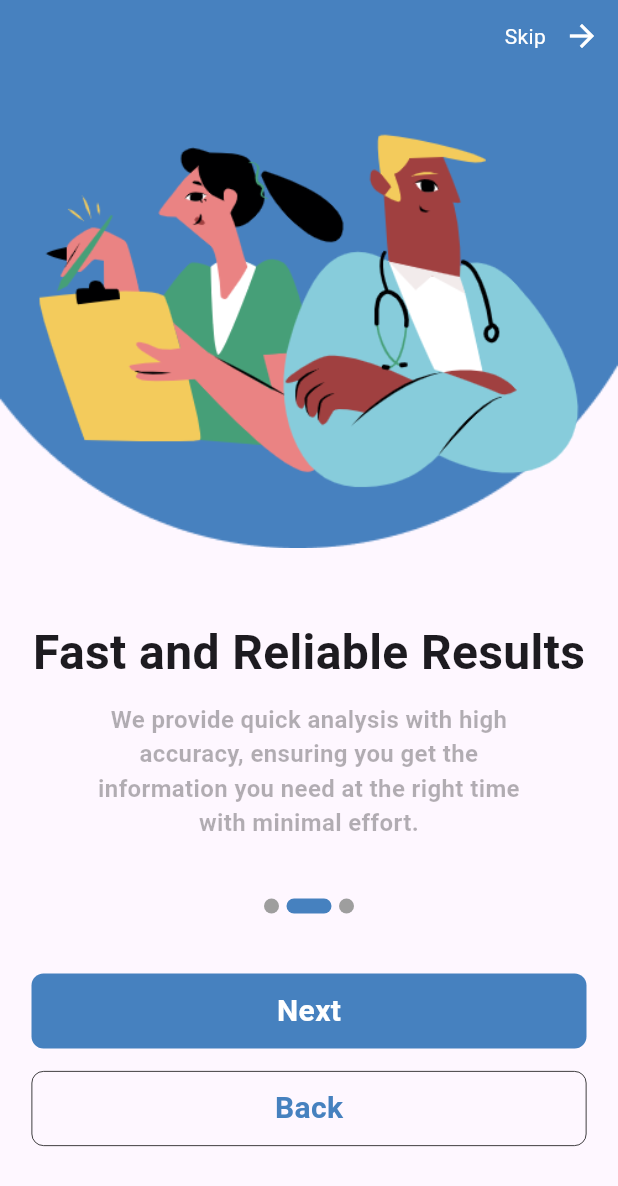
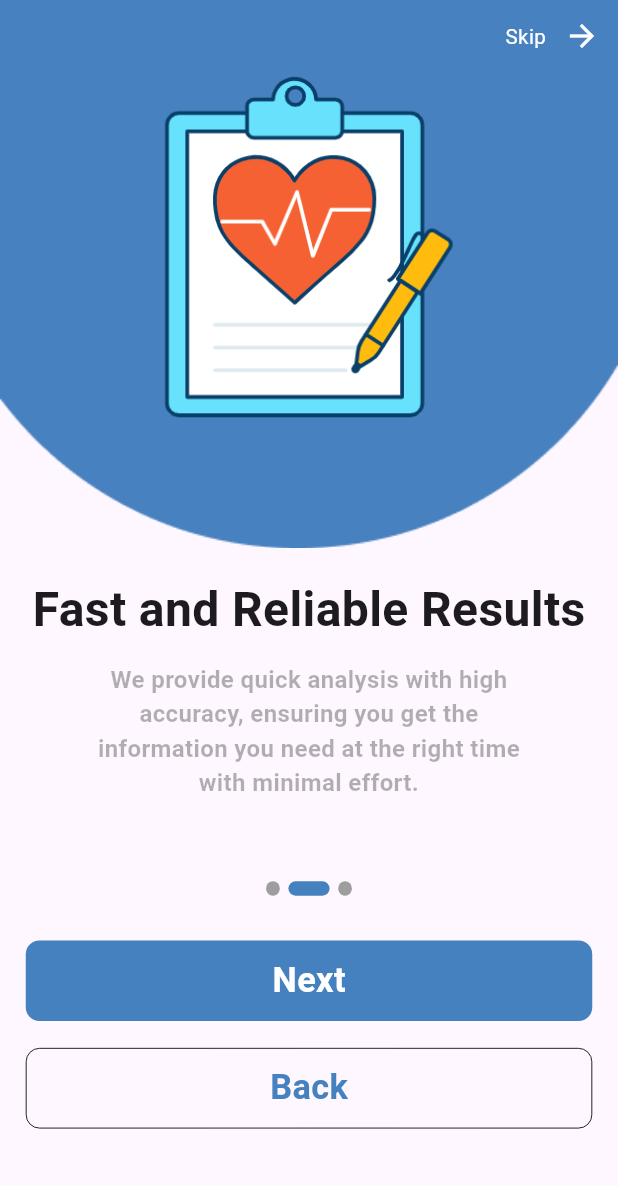
Before and after one commit to abdulrahmanibrahimdawood/Hepato_Diagnosis, a Flutter app: the screen it shows after launch, after a tap on "Next", on a phone screen of 412 x 824 dp. Shown: the top 1186 px of the screen. Run offline on Flutter 3.47's test engine with Material 3 defaults, Android fonts, the phone set to English and light mode, and no system bars; our stand-ins replace animated_splash_screen, flutter_screenutil, font_awesome_flutter.

Commit message:
responsive p1

```diff
--- a/lib/main.dart
+++ b/lib/main.dart
@@ -27,7 +27,7 @@ class HepatoDiagnosis extends StatelessWidget {
         return MaterialApp(
           routes: {
             kOnBoardScreenState: (context) => const OnBoardScreenState(),
-            kOpenAppPage: (context) => const OpenAppPage(),
+            // kOpenAppPage: (context) => const OpenAppPage(),
             kFirstPage: (context) => const FirstPage(),
             kScoundPage: (context) => const ScoundPage(),
             kThirdPage: (context) => const ThirdPage(),
@@ -41,7 +41,7 @@ class HepatoDiagnosis extends StatelessWidget {
             duration: 2000,
             splash: Center(
               child: Transform.scale(
-                scale: 2.5,
+                scale: 2.5.w,
                 child: Image.asset(
                   'assets/splash.png',
                 ),
--- a/lib/pages/first_board_page.dart
+++ b/lib/pages/first_board_page.dart
@@ -1,4 +1,5 @@
 import 'package:flutter/material.dart';
+import 'package:flutter_screenutil/flutter_screenutil.dart';
 import 'package:hepato_diagnosis/constant.dart';
 
 class FirstPage extends StatelessWidget {
@@ -18,35 +19,40 @@ class FirstPage extends StatelessWidget {
               ),
               Image.asset(
                 'assets/one.png',
+                width: MediaQuery.of(context).size.width,
+                height: MediaQuery.of(context).size.height / 2.3,
               ),
             ],
           ),
-          const Row(
+          SizedBox(
+            height: 15.h,
+          ),
+          Row(
             mainAxisAlignment: MainAxisAlignment.center,
             children: [
               Text(
                 'Welcome to the ',
-                style: TextStyle(fontSize: 32, fontWeight: FontWeight.bold),
+                style: TextStyle(fontSize: 28.sp, fontWeight: FontWeight.bold),
               ),
               Text(
                 'HDx App',
                 style: TextStyle(
-                    fontSize: 32,
+                    fontSize: 32.sp,
                     fontWeight: FontWeight.bold,
                     color: kPrimaryColor),
               ),
             ],
           ),
-          const SizedBox(
-            height: 10,
+          SizedBox(
+            height: 10.h,
           ),
           Padding(
-            padding: const EdgeInsets.symmetric(horizontal: 30),
+            padding: EdgeInsets.symmetric(horizontal: 30.w),
             child: Text(
               textAlign: TextAlign.center,
               "We help you monitor liver health with accurate and easy-to-use diagnostic tools,\n empowering you to understand your health condition and take appropriate steps.",
               style: TextStyle(
-                fontSize: 16,
+                fontSize: 14.sp,
                 fontWeight: FontWeight.bold,
                 color: Colors.black.withOpacity(.3),
               ),
--- a/lib/pages/on_board_screen.dart
+++ b/lib/pages/on_board_screen.dart
@@ -1,4 +1,5 @@
 import 'package:flutter/material.dart';
+import 'package:flutter_screenutil/flutter_screenutil.dart';
 import 'package:hepato_diagnosis/constant.dart';
 import 'package:hepato_diagnosis/pages/first_board_page.dart';
 import 'package:hepato_diagnosis/pages/scound_board_page.dart';
@@ -44,22 +45,22 @@ class _OnBoardScreenStateState extends State<OnBoardScreenState> {
                     CustomIndecator(
                       active: index == 0,
                     ),
-                    const SizedBox(
-                      width: 5,
+                    SizedBox(
+                      width: 5.w,
                     ),
                     CustomIndecator(
                       active: index == 1,
                     ),
-                    const SizedBox(
-                      width: 5,
+                    SizedBox(
+                      width: 5.w,
                     ),
                     CustomIndecator(
                       active: index == 2,
                     ),
                   ],
                 ),
-                const SizedBox(
-                  height: 40,
+                SizedBox(
+                  height: 25.h,
                 ),
                 InkWell(
                   onTap: () {
@@ -70,24 +71,24 @@ class _OnBoardScreenStateState extends State<OnBoardScreenState> {
                             curve: Curves.linear);
                   },
                   child: Container(
-                    height: 50,
-                    width: 370,
+                    height: 45.h,
+                    width: 330.w,
                     decoration: BoxDecoration(
                         color: kPrimaryColor,
-                        borderRadius: BorderRadius.circular(8)),
+                        borderRadius: BorderRadius.circular(8.r)),
                     child: Center(
                       child: Text(
                         index == 2 ? 'Start' : 'Next',
-                        style: const TextStyle(
-                            fontSize: 20,
+                        style: TextStyle(
+                            fontSize: 20.sp,
                             color: Colors.white,
                             fontWeight: FontWeight.bold),
                       ),
                     ),
                   ),
                 ),
-                const SizedBox(
-                  height: 15,
+                SizedBox(
+                  height: 15.h,
                 ),
                 InkWell(
                   onTap: () {
@@ -97,29 +98,30 @@ class _OnBoardScreenStateState extends State<OnBoardScreenState> {
                   },
                   child: index == 0
                       ? Container(
-                          height: 50,
-                          width: 370,
+                          height: 45.h,
+                          width: 330.w,
                         )
                       : Container(
-                          height: 50,
-                          width: 370,
+                          height: 45.h,
+                          width: 330.w,
                           decoration: BoxDecoration(
-                            border: Border.all(color: Colors.black, width: .5),
-                            borderRadius: BorderRadius.circular(8),
+                            border:
+                                Border.all(color: Colors.black, width: .5.w),
+                            borderRadius: BorderRadius.circular(8.r),
                           ),
-                          child: const Center(
+                          child: Center(
                             child: Text(
                               'Back',
                               style: TextStyle(
-                                  fontSize: 20,
+                                  fontSize: 20.sp,
                                   fontWeight: FontWeight.bold,
                                   color: kPrimaryColor),
                             ),
                           ),
                         ),
                 ),
-                const SizedBox(
-                  height: 60,
+                SizedBox(
+                  height: 60.h,
                 ),
               ],
             ),
@@ -127,11 +129,9 @@ class _OnBoardScreenStateState extends State<OnBoardScreenState> {
                 ? Row(
                     mainAxisAlignment: MainAxisAlignment.end,
                     children: [
-                      const Text(
+                      Text(
                         'Skip',
-                        style: TextStyle(
-                          color: Colors.white,
-                        ),
+                        style: TextStyle(color: Colors.white, fontSize: 12.sp),
                       ),
                       IconButton(
                         onPressed: () {
@@ -169,10 +169,10 @@ class CustomIndecator extends StatelessWidget {
       duration: const Duration(milliseconds: 250),
       decoration: BoxDecoration(
         color: active ? kPrimaryColor : Colors.grey,
-        borderRadius: BorderRadius.circular(100),
+        borderRadius: BorderRadius.circular(100.r),
       ),
-      height: 10,
-      width: active ? 30 : 10,
+      height: 8.h,
+      width: active ? 24.w : 8.w,
     );
   }
 }
--- a/lib/pages/scound_board_page.dart
+++ b/lib/pages/scound_board_page.dart
@@ -1,4 +1,5 @@
 import 'package:flutter/material.dart';
+import 'package:flutter_screenutil/flutter_screenutil.dart';
 import 'package:hepato_diagnosis/constant.dart';
 
 class ScoundPage extends StatelessWidget {
@@ -17,24 +18,29 @@ class ScoundPage extends StatelessWidget {
                 fit: BoxFit.cover,
               ),
               Image.asset(
-                'assets/one.png',
+                'assets/two.png',
+                width: MediaQuery.of(context).size.width,
+                height: MediaQuery.of(context).size.height / 2.5,
               ),
             ],
           ),
-          const Text(
+          SizedBox(
+            height: 15.h,
+          ),
+          Text(
             'Fast and Reliable Results',
-            style: TextStyle(fontSize: 32, fontWeight: FontWeight.bold),
+            style: TextStyle(fontSize: 28.sp, fontWeight: FontWeight.bold),
           ),
-          const SizedBox(
-            height: 10,
+          SizedBox(
+            height: 10.h,
           ),
           Padding(
-            padding: const EdgeInsets.symmetric(horizontal: 50),
+            padding: EdgeInsets.symmetric(horizontal: 50.w),
             child: Text(
               textAlign: TextAlign.center,
               "We provide quick analysis with high accuracy, ensuring you get the information you need at the right time with minimal effort.",
               style: TextStyle(
-                fontSize: 16,
+                fontSize: 14.sp,
                 fontWeight: FontWeight.bold,
                 color: Colors.black.withOpacity(.3),
               ),
--- a/lib/pages/third_board_page.dart
+++ b/lib/pages/third_board_page.dart
@@ -1,4 +1,5 @@
 import 'package:flutter/material.dart';
+import 'package:flutter_screenutil/flutter_screenutil.dart';
 import 'package:hepato_diagnosis/constant.dart';
 
 class ThirdPage extends StatelessWidget {
@@ -17,24 +18,29 @@ class ThirdPage extends StatelessWidget {
                 fit: BoxFit.cover,
               ),
               Image.asset(
-                'assets/one.png',
+                'assets/three.png',
+                width: MediaQuery.of(context).size.width,
+                height: MediaQuery.of(context).size.height / 2.5,
               ),
             ],
           ),
-          const Text(
+          SizedBox(
+            height: 15.h,
+          ),
+          Text(
             'Start Your Health Journey',
-            style: TextStyle(fontSize: 32, fontWeight: FontWeight.bold),
+            style: TextStyle(fontSize: 28.sp, fontWeight: FontWeight.bold),
           ),
-          const SizedBox(
-            height: 10,
+          SizedBox(
+            height: 10.h,
           ),
           Padding(
-            padding: const EdgeInsets.symmetric(horizontal: 50),
+            padding: EdgeInsets.symmetric(horizontal: 50.w),
             child: Text(
               textAlign: TextAlign.center,
               "Take a step towards a healthier life now and begin your journey with us to achieve a better, brighter health future.",
               style: TextStyle(
-                fontSize: 16,
+                fontSize: 14.sp,
                 fontWeight: FontWeight.bold,
                 color: Colors.black.withOpacity(.3),
               ),
```
Also changed, not shown: lib/pages/log_in_page.dart (+18 -17 lines), lib/pages/open_app_page.dart (+15 -15 lines), lib/pages/register_page.dart (+12 -11 lines), lib/widget/custom_buttom_log_in.dart (+9 -4 lines), lib/widget/custom_inkwell_login.dart (+13 -11 lines), lib/widget/custom_row_divider.dart (+7 -6 lines), lib/widget/custom_row_icons_log_in.dart (+11 -10 lines), lib/widget/custom_text_form_feild.dart (+6 -5 lines).
